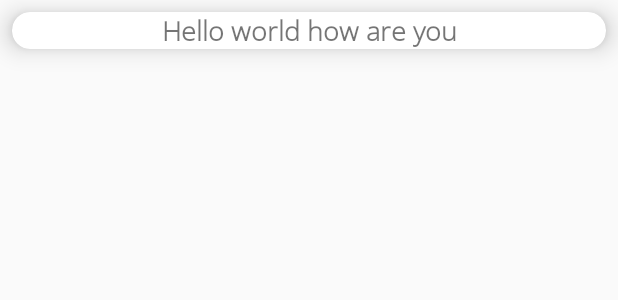
After one commit to umangjpatel/CHARUSAT, an Android app: the layout about_developers_feed_item.xml on its own in the app's theme, with its tools: preview values and no code run, on a phone screen of 412 x 824 dp. The commit adds this screen. Shown: the top 300 px of the screen. Run offline under Robolectric (Android 15) with nearby library versions, the phone set to English and light mode, and no system bars.

Commit message:
Changed strings alignment and layout improvements

```diff
--- /dev/null
+++ b/app/src/main/res/layout/about_developers_feed_item.xml
@@ -0,0 +1,42 @@
+<?xml version="1.0" encoding="utf-8"?>
+<android.support.v7.widget.LinearLayoutCompat xmlns:android="http://schemas.android.com/apk/res/android"
+    xmlns:app="http://schemas.android.com/apk/res-auto"
+    xmlns:tools="http://schemas.android.com/tools"
+    android:layout_width="match_parent"
+    android:layout_height="match_parent"
+    android:orientation="vertical">
+
+    <android.support.v7.widget.CardView
+        android:layout_width="match_parent"
+        android:layout_height="wrap_content"
+        android:layout_margin="8dp"
+        android:padding="8dp"
+        app:cardCornerRadius="12dp"
+        app:cardElevation="10dp">
+
+        <android.support.v7.widget.AppCompatTextView
+            android:layout_width="match_parent"
+            android:layout_height="wrap_content"
+            android:gravity="center_horizontal"
+            android:lineSpacingExtra="4sp"
+            android:textSize="18sp"
+            android:textStyle="bold"
+            tools:text="Hello world how are you" />
+
+    </android.support.v7.widget.CardView>
+
+    <android.support.v7.widget.CardView
+        android:layout_width="match_parent"
+        android:layout_height="wrap_content">
+
+
+    </android.support.v7.widget.CardView>
+
+    <android.support.v7.widget.CardView
+        android:layout_width="match_parent"
+        android:layout_height="wrap_content">
+
+
+    </android.support.v7.widget.CardView>
+
+</android.support.v7.widget.LinearLayoutCompat>
--- a/app/src/main/res/layout/image_only_feed_item.xml
+++ b/app/src/main/res/layout/image_only_feed_item.xml
@@ -5,5 +5,4 @@
     android:layout_width="match_parent"
     android:layout_height="220dp"
     android:layout_margin="8dp"
-    android:scaleType="centerInside"
-    tools:srcCompat="@drawable/new_mtech_admission" />
+    android:scaleType="centerInside"/>
--- a/app/src/main/res/layout/map_text_feed_item.xml
+++ b/app/src/main/res/layout/map_text_feed_item.xml
@@ -20,7 +20,7 @@
         android:layout_height="wrap_content"
         android:layout_marginBottom="8dp"
         android:layout_marginTop="8dp"
-        android:autoLink="map"
+        android:autoLink="all"
         android:lineSpacingExtra="4sp"
         android:textColor="@android:color/black"
         android:textSize="18sp"
```
Also changed, not shown: app/src/main/res/values/it_strings.xml (+7 -7 lines).
